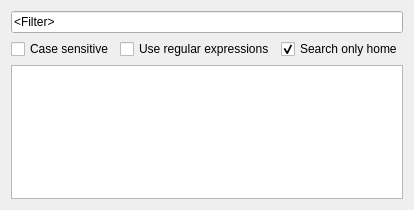
First picture: the form in dialog.ui, repository SammyEnigma/qlocate, before the edit.
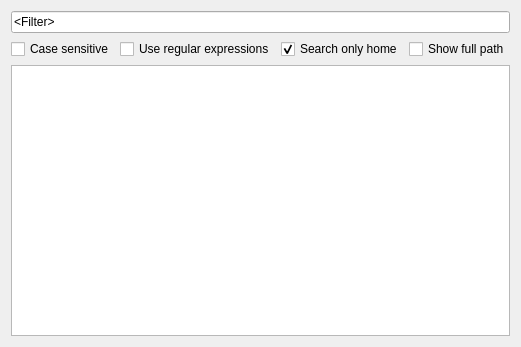
Second picture: the form after the edit.

What changed in the file:
```diff
--- a/dialog.ui
+++ b/dialog.ui
@@ -6,8 +6,8 @@
    <rect>
     <x>0</x>
     <y>0</y>
-    <width>391</width>
-    <height>210</height>
+    <width>493</width>
+    <height>347</height>
    </rect>
   </property>
   <property name="windowTitle">
@@ -51,6 +51,13 @@
        </property>
       </widget>
      </item>
+     <item>
+      <widget class="QCheckBox" name="checkBoxShowFullPath">
+       <property name="text">
+        <string>Show full path</string>
+       </property>
+      </widget>
+     </item>
      <item>
       <spacer name="horizontalSpacer">
        <property name="orientation">
```
Left out of the diff: 24 changed lines with no effect on the pictures.
